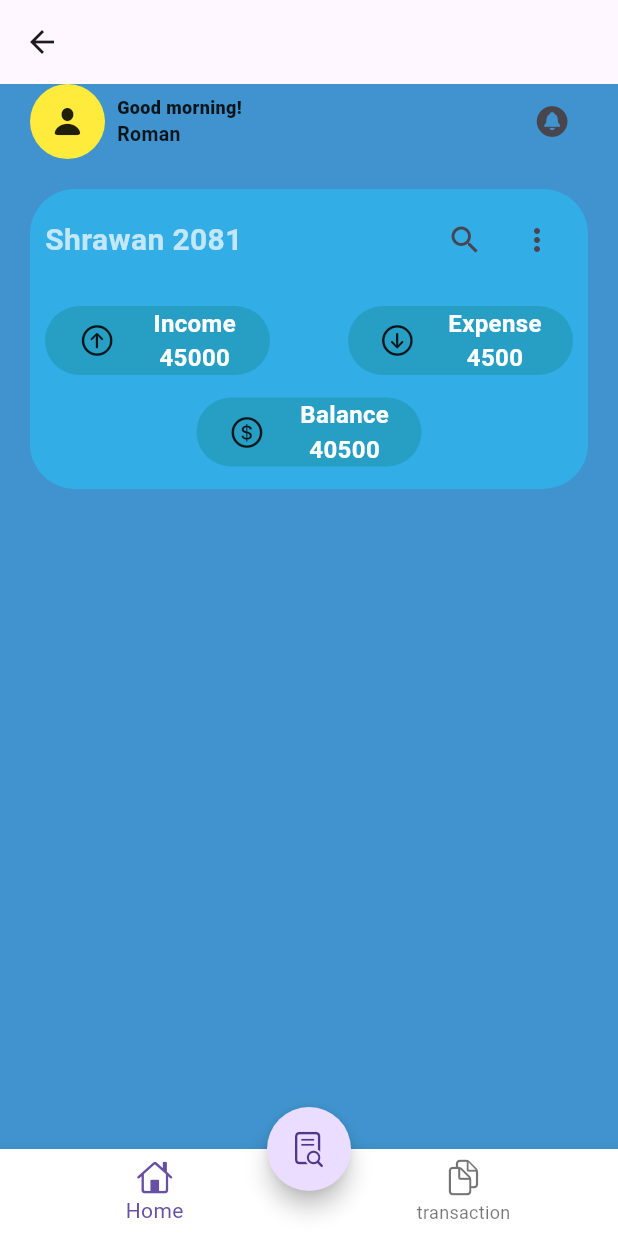
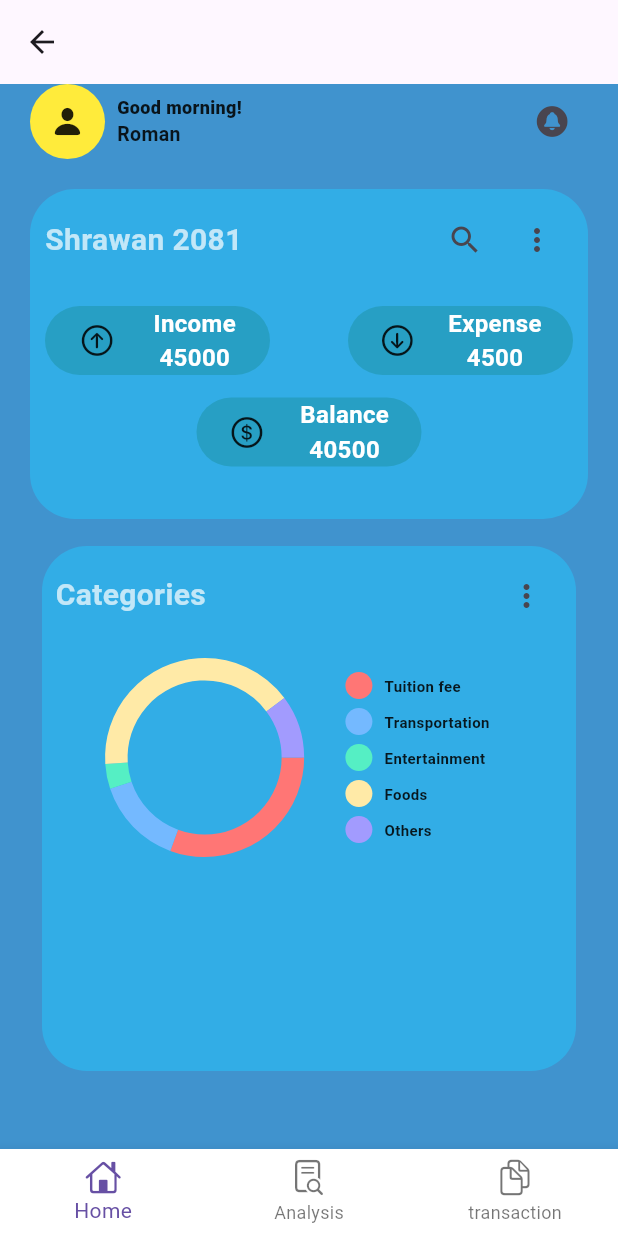
Before and after one commit to Bibesh17/project, a Flutter app: the HomeScreen screen opened directly, on a phone screen of 412 x 824 dp. Run offline on Flutter 3.47's test engine with Material 3 defaults, Android fonts, the phone set to English and light mode, and no system bars; drawn by our look-alikes of pie_chart.

Commit message:
pi chart

```diff
--- a/finance_guru/lib/screen/home_screen.dart
+++ b/finance_guru/lib/screen/home_screen.dart
@@ -15,16 +15,20 @@ class HomeScreen extends StatelessWidget {
           BottomNavigationBarItem(
               icon: Icon(CupertinoIcons.home), label: 'Home'),
           BottomNavigationBarItem(
+              icon: Icon(CupertinoIcons.doc_text_search), label: 'Analysis'),
+          BottomNavigationBarItem(
               icon: Icon(CupertinoIcons.doc_on_doc), label: 'transaction'),
         ],
       ),
       //floating action buttom
-      floatingActionButtonLocation: FloatingActionButtonLocation.centerDocked,
+      /*  floatingActionButtonLocation:
+          FloatingActionButtonLocation.miniCenterDocked,
+
       floatingActionButton: FloatingActionButton(
         onPressed: () {},
         shape: const CircleBorder(),
         child: const Icon(CupertinoIcons.doc_text_search),
-      ),
+      ),*/
 
       body: const MainScreen(),
     );
--- a/finance_guru/lib/screen/main_screen.dart
+++ b/finance_guru/lib/screen/main_screen.dart
@@ -1,12 +1,20 @@
 import 'package:finance_guru/widgets/monthly_report.dart';
 import 'package:flutter/cupertino.dart';
 import 'package:flutter/material.dart';
+import 'package:pie_chart/pie_chart.dart';
 
 class MainScreen extends StatelessWidget {
   const MainScreen({super.key});
 
   @override
   Widget build(BuildContext context) {
+    Map<String, double> dataMap = {
+      "Tuition fee": 15000,
+      "Transportation": 7000,
+      "Entertainment": 2000,
+      "Foods": 20000,
+      "Others": 5000,
+    };
     return SafeArea(
       child: Padding(
         padding: const EdgeInsets.symmetric(horizontal: 20.0),
@@ -66,7 +74,7 @@ class MainScreen extends StatelessWidget {
 
             Container(
               //income, expense and balance
-              height: 200,
+              height: 220,
               width: double.infinity,
               decoration: BoxDecoration(
                 color: const Color(0xFF32ADE6),
@@ -128,6 +136,83 @@ class MainScreen extends StatelessWidget {
                 ),
               ),
             ),
+            const SizedBox(
+              height: 10,
+            ),
+            Padding(
+              padding: const EdgeInsets.all(8.0),
+              child: Container(
+                height: 350,
+                width: double.infinity,
+                decoration: BoxDecoration(
+                  color: const Color(0xFF32ADE6),
+                  borderRadius: BorderRadius.circular(30),
+                ),
+                child: SafeArea(
+                  child: Padding(
+                    padding: const EdgeInsets.all(9.0),
+                    child: Column(
+                      children: [
+                        Row(
+                          mainAxisAlignment: MainAxisAlignment.spaceBetween,
+                          children: [
+                            const Text(
+                              "Categories",
+                              style: TextStyle(
+                                  fontWeight: FontWeight.bold,
+                                  color: Colors.white70,
+                                  fontSize: 20),
+                            ),
+                            Row(
+                              children: [
+                                IconButton(
+                                  onPressed: () {},
+                                  icon: const Icon(Icons.more_vert_outlined),
+                                ),
+                              ],
+                            )
+                          ],
+                        ),
+                        const SizedBox(
+                          height: 16,
+                        ),
+                        Align(
+                          alignment: Alignment.center,
+                          child: PieChart(
+                            dataMap: dataMap,
+                            animationDuration:
+                                const Duration(milliseconds: 1200),
+                            chartLegendSpacing: 35,
+                            chartRadius:
+                                MediaQuery.of(context).size.width / 3.5,
+                            initialAngleInDegree: 0,
+                            chartType: ChartType.ring,
+                            ringStrokeWidth: 15,
+                            legendOptions: const LegendOptions(
+                              showLegendsInRow: false,
+                              legendPosition: LegendPosition.right,
+                              showLegends: true,
+                              legendShape: BoxShape.circle,
+                              legendTextStyle: TextStyle(
+                                  fontWeight: FontWeight.w700,
+                                  fontSize: 10,
+                                  color: Colors.black87),
+                            ),
+                            chartValuesOptions: const ChartValuesOptions(
+                              showChartValueBackground: false,
+                              showChartValues: false,
+                              showChartValuesInPercentage: false,
+                              showChartValuesOutside: false,
+                              decimalPlaces: 1,
+                            ),
+                          ),
+                        )
+                      ],
+                    ),
+                  ),
+                ),
+              ),
+            )
           ],
         ),
       ),
--- a/finance_guru/lib/widgets/monthly_report.dart
+++ b/finance_guru/lib/widgets/monthly_report.dart
@@ -5,7 +5,11 @@ class MonthlyReport extends StatelessWidget {
   final String transactionType;
   final String amount;
 
-  const MonthlyReport({super.key, required this.icon, required this.transactionType, required this.amount});
+  const MonthlyReport(
+      {super.key,
+      required this.icon,
+      required this.transactionType,
+      required this.amount});
 
   @override
   Widget build(BuildContext context) {
@@ -13,10 +17,9 @@ class MonthlyReport extends StatelessWidget {
       width: 150,
       padding: const EdgeInsets.symmetric(horizontal: 10.0),
       decoration: BoxDecoration(
-        color: Color.fromARGB(255, 39, 159, 196),
-        // color: Colors.pink,
-        borderRadius: BorderRadius.circular(30.0)
-      ),
+          color: const Color.fromARGB(255, 39, 159, 196),
+          // color: Colors.pink,
+          borderRadius: BorderRadius.circular(30.0)),
       child: Row(
         mainAxisAlignment: MainAxisAlignment.spaceAround,
         children: [
--- a/finance_guru/pubspec.yaml
+++ b/finance_guru/pubspec.yaml
@@ -30,6 +30,9 @@ environment:
 dependencies:
   flutter:
     sdk: flutter
+
+  syncfusion_flutter_charts: ^26.2.9  # use the latest version
+  pie_chart: ^5.4.0
 
 
   # The following adds the Cupertino Icons font to your application.
```
Also changed, not shown: finance_guru/pubspec.lock.
